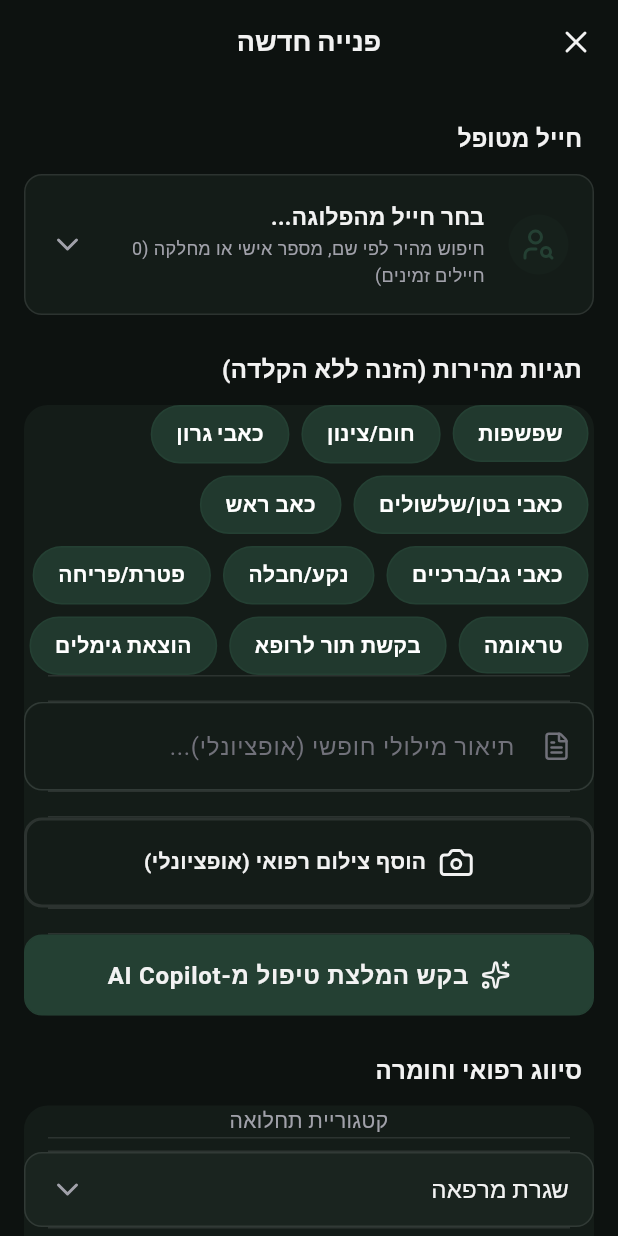
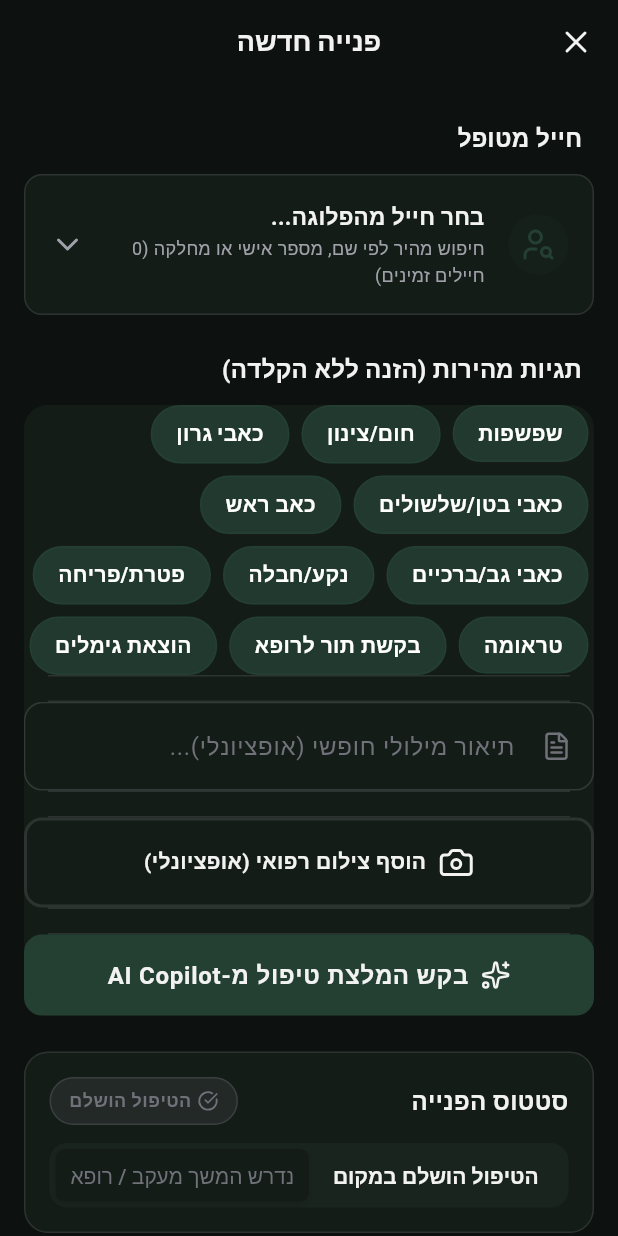
Before and after one commit to yagelshu/HOPEL, a Flutter app: the MedicalCaseCreateScreen screen opened directly, on a phone screen of 412 x 824 dp. Run offline on Flutter 3.47's test engine with Material 3 defaults, Android fonts, the phone set to English and light mode, and no system bars; our stand-ins replace file_picker, flutter_animate, flutter_riverpod, google_fonts, image_picker, local_auth and 6 more; missing offline and left inert: dart:html, syncfusion_flutter_pdfviewer; accounts and stored records are empty; Roboto replaces fonts that are missing (Heebo).

Commit message:
feat: simplify case creation by replacing bulky classification with streamlined status card

```diff
--- a/lib/features/medical_cases/medical_case_create_screen.dart
+++ b/lib/features/medical_cases/medical_case_create_screen.dart
@@ -10,6 +10,8 @@ import 'package:chopel_app/theme/components/hopal_text_field.dart';
 import 'package:chopel_app/theme/components/hopal_form_section.dart';
 import 'package:chopel_app/theme/components/hopal_feedback.dart';
 import 'package:chopel_app/theme/components/hopal_segmented_control.dart';
+import 'package:chopel_app/theme/components/hopal_card.dart';
+import 'package:chopel_app/theme/components/hopal_status_badge.dart';
 import 'dart:io';
 import 'package:chopel_app/core/auth/auth_service.dart';
 import 'package:chopel_app/features/medical_cases/providers.dart';
@@ -899,62 +901,35 @@ class _MedicalCaseCreateScreenState extends ConsumerState<MedicalCaseCreateScree
                 ),
                 const SizedBox(height: AppTheme.spacing24),
 
-                HopalFormSection(
-                  title: 'סיווג רפואי וחומרה',
+                HopalCard(
+                  padding: const EdgeInsets.all(AppTheme.spacing16),
+                  child: Column(
+                    crossAxisAlignment: CrossAxisAlignment.start,
                     children: [
-                    Text('קטגוריית תחלואה', style: TextStyle(color: AppTheme.textSecondary, fontSize: 14)),
-                    const SizedBox(height: AppTheme.spacing8),
-                    Container(
-                      padding: const EdgeInsets.symmetric(horizontal: AppTheme.spacing16),
-                      decoration: BoxDecoration(
-                        color: AppTheme.backgroundTertiary,
-                        borderRadius: AppTheme.radiusMd,
-                        border: Border.all(color: AppTheme.borderSubtle),
+                      Row(
+                        mainAxisAlignment: MainAxisAlignment.spaceBetween,
+                        children: [
+                          Text('סטטוס הפנייה', style: TextStyle(fontSize: 16, fontWeight: FontWeight.bold, color: AppTheme.textPrimary)),
+                          HopalStatusBadge(
+                            label: _selectedOutcome == 'COMPLETED' ? 'הטיפול הושלם' : 'דורש המשך טיפול / רופא',
+                            variant: _selectedOutcome == 'COMPLETED' ? HopalStatusBadgeVariant.neutral : HopalStatusBadgeVariant.warning,
+                            icon: _selectedOutcome == 'COMPLETED' ? LucideIcons.checkCircle : LucideIcons.alertTriangle,
                           ),
-                      child: DropdownButtonHideUnderline(
-                        child: DropdownButton<String>(
-                          value: _selectedCategory,
-                          isExpanded: true,
-                          dropdownColor: AppTheme.backgroundSecondary,
-                          icon: Icon(LucideIcons.chevronDown, color: AppTheme.textSecondary),
-                          items: ['שגרת מרפאה', 'אורתופדיה', 'טראומה / פציעה', 'מחלות זיהומיות', 'ברה"ן'].map((cat) {
-                            return DropdownMenuItem(
-                              value: cat,
-                              child: Text(cat, style: TextStyle(color: AppTheme.textPrimary)),
-                            );
-                          }).toList(),
-                          onChanged: (val) {
-                            if (val != null) setState(() => _selectedCategory = val);
-                          },
+                        ],
                       ),
-                      ),
-                    ),
-                    const SizedBox(height: AppTheme.spacing16),
-                    Text('חומרה / דחיפות', style: TextStyle(color: AppTheme.textSecondary, fontSize: 14)),
-                    const SizedBox(height: AppTheme.spacing8),
+                      const SizedBox(height: AppTheme.spacing12),
                       HopalSegmentedControl(
-                      segments: const ['שגרה', 'דחוף', 'חירום'],
-                      selectedIndex: ['שגרה', 'דחוף', 'חירום'].indexOf(_selectedSeverity),
+                        segments: const ['הטיפול הושלם במקום', 'נדרש המשך מעקב / רופא'],
+                        selectedIndex: _selectedOutcome == 'COMPLETED' ? 0 : 1,
                         onValueChanged: (index) {
                           setState(() {
-                          _selectedSeverity = ['שגרה', 'דחוף', 'חירום'][index];
+                            _selectedOutcome = index == 0 ? 'COMPLETED' : 'REQUIRES_ATTENTION';
+                            _selectedSeverity = index == 0 ? 'שגרה' : 'דחוף';
                           });
                         },
                       ),
                     ],
                   ),
-                const SizedBox(height: AppTheme.spacing32),
-
-                Text('החלטת חופ"ל', style: TextStyle(fontSize: 16, fontWeight: FontWeight.bold, color: AppTheme.textPrimary)),
-                const SizedBox(height: AppTheme.spacing16),
-                HopalSegmentedControl(
-                  segments: const ['טיפול הושלם', 'נדרש המשך טיפול'],
-                  selectedIndex: _selectedOutcome == 'COMPLETED' ? 0 : 1,
-                  onValueChanged: (index) {
-                    setState(() {
-                      _selectedOutcome = index == 0 ? 'COMPLETED' : 'REQUIRES_ATTENTION';
-                    });
-                  },
                 ),
 
                 const SizedBox(height: AppTheme.spacing32),
```
Lines whose indentation alone changed are shown as unchanged.
